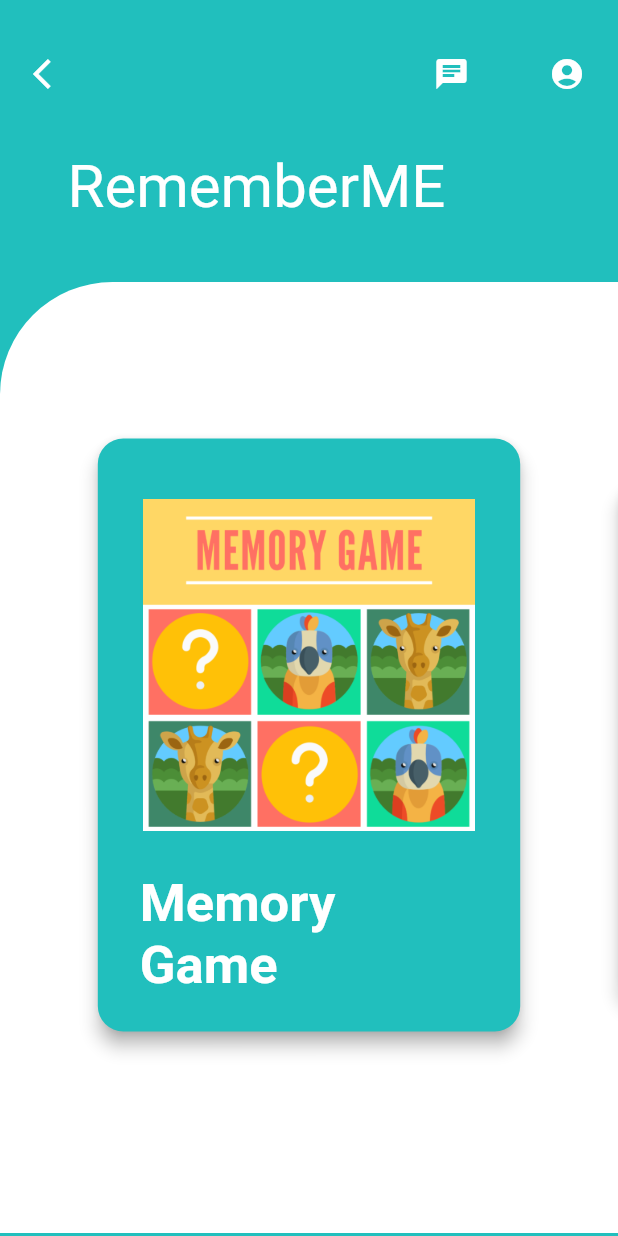
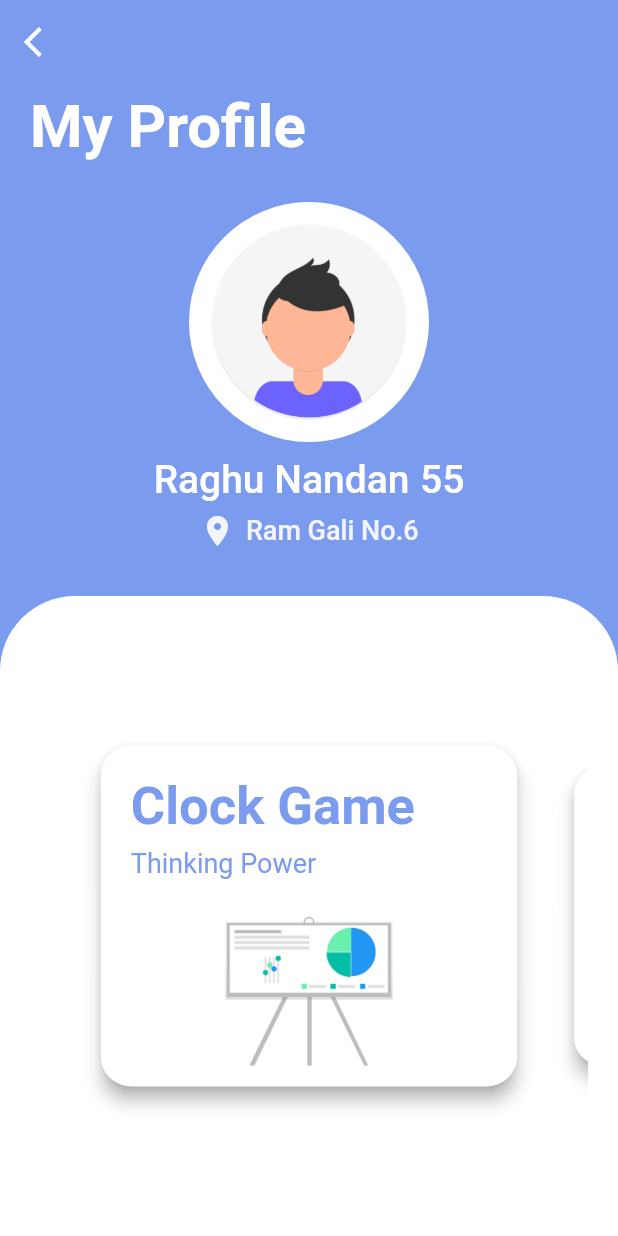
Before and after one commit to sonalsk/RememberME, a Flutter app: the Home screen opened directly, after a tap on the "account circle" icon, on a phone screen of 412 x 824 dp. Run offline on Flutter 3.47's test engine with Material 2 defaults, Android fonts, the phone set to English and light mode, and no system bars; drawn by our look-alikes of carousel_slider; our stand-ins replace google_fonts, page_transition, simple_animations; Roboto replaces fonts that are missing (Acme, Signika).

Commit message:
Added profile page

```diff
--- /dev/null
+++ b/alzheimers_game/lib/profile/profile_page.dart
@@ -0,0 +1,172 @@
+import 'package:alzheimers_game/shared/constants.dart';
+import 'package:flutter/material.dart';
+import 'package:google_fonts/google_fonts.dart';
+import 'package:carousel_slider/carousel_slider.dart';
+
+class ProfilePage extends StatefulWidget {
+  @override
+  _ProfilePageState createState() => _ProfilePageState();
+}
+
+class _ProfilePageState extends State<ProfilePage> {
+  @override
+  Widget build(BuildContext context) {
+    double screenHeight = MediaQuery.of(context).size.height;
+    return Scaffold(
+      backgroundColor: primaryBlue,
+      appBar: AppBar(
+        leading: IconButton(
+          onPressed: () {
+            Navigator.of(context).pop();
+          },
+          icon: Icon(Icons.arrow_back_ios),
+          color: white,
+        ),
+        backgroundColor: primaryBlue,
+        elevation: 0.0,
+      ),
+      body: Stack(children: [
+        Column(
+          children: [
+            Expanded(
+                flex: 4,
+                child: Stack(children: [
+                  Container(
+                    color: primaryBlue,
+                    // decoration: BoxDecoration(
+                    //     color: primaryTeal,
+                    //     borderRadius: BorderRadius.only(
+                    //       bottomLeft: Radius.circular(50),
+                    //       bottomRight: Radius.circular(50),
+                    //     )),
+                  ),
+                  SafeArea(
+                    child: Padding(
+                        padding: EdgeInsets.symmetric(
+                            horizontal: 20.0, vertical: 5.0),
+                        child: Column(children: [
+                          Align(
+                              alignment: Alignment.centerLeft,
+                              child: Text("My Profile",
+                                  textAlign: TextAlign.left,
+                                  style: GoogleFonts.acme(
+                                    fontSize: 40,
+                                    fontWeight: FontWeight.bold,
+                                    color: white,
+                                  ))),
+                          Expanded(
+                              child: Column(
+                                  mainAxisAlignment: MainAxisAlignment.center,
+                                  children: [
+                                ClipOval(
+                                    child: Image.asset(
+                                  'assets/images/profile_pic.png',
+                                  width: 160,
+                                  height: 160,
+                                  fit: BoxFit.cover,
+                                )),
+                                SizedBox(height: 10),
+                                Row(
+                                  mainAxisAlignment: MainAxisAlignment.center,
+                                  children: [
+                                    Text('Raghu Nandan',
+                                        style: GoogleFonts.signika(
+                                          fontSize: 26,
+                                          fontWeight: FontWeight.w500,
+                                          color: white,
+                                        )),
+                                    SizedBox(width: 7),
+                                    Text('55',
+                                        style: GoogleFonts.signika(
+                                          fontSize: 26,
+                                          fontWeight: FontWeight.w500,
+                                          color: white,
+                                        )),
+                                  ],
+                                ),
+                                SizedBox(height: 7),
+                                Row(
+                                  mainAxisAlignment: MainAxisAlignment.center,
+                                  children: [
+                                    Icon(Icons.location_on,
+                                        color: white.withOpacity(0.9)),
+                                    SizedBox(width: 7),
+                                    Text('Ram Gali No.6',
+                                        style: GoogleFonts.signika(
+                                          fontSize: 18,
+                                          fontWeight: FontWeight.w500,
+                                          color: white.withOpacity(0.9),
+                                        )),
+                                  ],
+                                )
+                              ]))
+                        ])),
+                  ),
+                ])),
+            Expanded(
+              flex: 5,
+              child: Container(
+                  decoration: BoxDecoration(
+                      color: white,
+                      borderRadius: BorderRadius.only(
+                        topLeft: Radius.circular(50),
+                        topRight: Radius.circular(50),
+                      )),
+                  child: Padding(
+                    padding: const EdgeInsets.all(20.0),
+                    child: CarouselSlider(
+                      enlargeCenterPage: true,
+                      enableInfiniteScroll: false,
+                      height: screenHeight * 0.3,
+                      scrollDirection: Axis.horizontal,
+                      items: [
+                        _buildStatCard('Clock Game', 'Thinking Power', null),
+                        _buildStatCard('Clock Game', 'Thinking Power', null),
+                        _buildStatCard('Clock Game', 'Thinking Power', null),
+                      ],
+                    ),
+                  )),
+            ),
+          ],
+        )
+      ]),
+    );
+  }
+}
+
+Widget _buildStatCard(String gameName, String category, double avgScore) {
+  return Card(
+      margin: EdgeInsets.symmetric(horizontal: 10, vertical: 10),
+      shape: RoundedRectangleBorder(
+        borderRadius: BorderRadius.circular(20),
+      ),
+      shadowColor: grey,
+      elevation: 5.0,
+      child: Column(
+        mainAxisAlignment: MainAxisAlignment.start,
+        children: [
+        Align(
+          alignment: Alignment.centerLeft,
+          child: Padding(
+            padding: const EdgeInsets.only(left: 20.0, top: 20.0, bottom: 7.0),
+            child: Text(gameName,
+                style: GoogleFonts.signika(
+                    fontSize: 35.0,
+                    color: primaryBlue,
+                    fontWeight: FontWeight.bold)),
+          ),
+        ),
+        Align(
+          alignment: Alignment.centerLeft,
+          child: Padding(
+            padding: const EdgeInsets.only(left: 20.0, bottom: 15.0),
+            child: Text(category,
+                style: GoogleFonts.signika(
+                  fontSize: 18.0,
+                  color: primaryBlue,
+                )),
+          ),
+        ),
+        Image.asset('assets/images/statistics.png', height: 120,)
+      ]));
+}
--- a/alzheimers_game/lib/screens/home/home.dart
+++ b/alzheimers_game/lib/screens/home/home.dart
@@ -1,5 +1,6 @@
 import 'package:alzheimers_game/games/Clock_game.dart';
 import 'package:alzheimers_game/games/threeObjects.dart';
+import 'package:alzheimers_game/profile/profile_page.dart';
 import 'package:alzheimers_game/screens/home/gamescreen.dart';
 import 'package:flutter/material.dart';
 import 'package:google_fonts/google_fonts.dart';
@@ -42,7 +43,11 @@ class _HomeState extends State<Home> {
                           IconButton(
                             icon: Icon(Icons.account_circle),
                             color: white,
-                            onPressed: () {},
+                            onPressed: () {
+                               Navigator.of(context).push(
+                                        MaterialPageRoute(
+                                            builder: (context) => ProfilePage()));
+                            },
                           )
                         ],
                       ))
@@ -85,6 +90,7 @@ class _HomeState extends State<Home> {
               ],
               enlargeCenterPage: true,
               viewportFraction: 0.8,
+              enableInfiniteScroll: false,
             )),
       ]),
       // floatingActionButton: Padding(
--- a/alzheimers_game/lib/screens/signup/signup.dart
+++ b/alzheimers_game/lib/screens/signup/signup.dart
@@ -77,7 +77,7 @@ class _SignUpState extends State<SignUp> {
                                 ))))),
                   ])),
               Padding(
-                  padding: EdgeInsets.only(left: 30.0, right: 30.0, top : 50.0),
+                  padding: EdgeInsets.only(left: 30.0, right: 30.0, top : 20.0),
                   child: Column(children: [
                     FadeAnimation(
                       1.8,
@@ -103,6 +103,21 @@ class _SignUpState extends State<SignUp> {
                                 decoration: InputDecoration(
                                     border: InputBorder.none,
                                     hintText: "Username",
+                                    hintStyle: GoogleFonts.signika(
+                                      fontSize: 18.0,
+                                      color: grey[400],
+                                    )),
+                              ),
+                            ),
+                            Container(
+                              padding: EdgeInsets.all(8.0),
+                              decoration: BoxDecoration(
+                                  border: Border(
+                                      bottom: BorderSide(color: grey[100]))),
+                              child: TextFormField(
+                                decoration: InputDecoration(
+                                    border: InputBorder.none,
+                                    hintText: "Age",
                                     hintStyle: GoogleFonts.signika(
                                       fontSize: 18.0,
                                       color: grey[400],
```
Also changed, not shown: alzheimers_game/assets/backgrounds/functions.svg (added), alzheimers_game/assets/backgrounds/functions2.svg (added), alzheimers_game/assets/images/profile_pic.png (added), alzheimers_game/assets/images/statistics.png (added).
